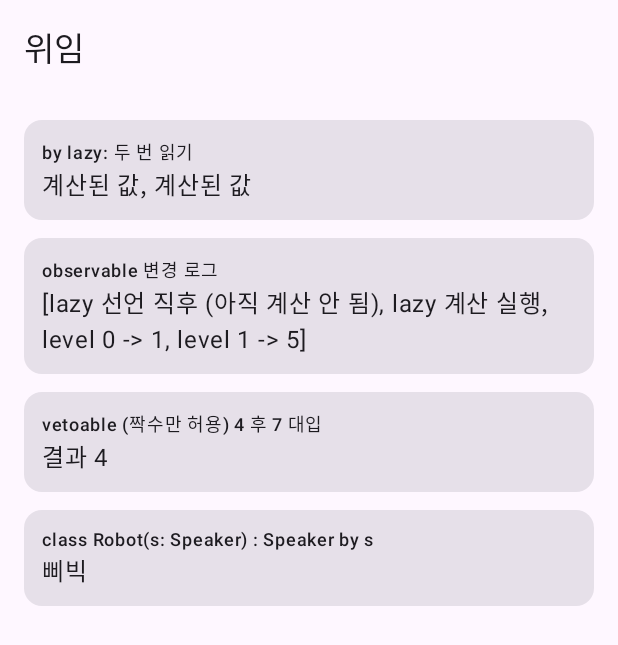
After one commit to 92hoy/kotlin_tutorial, an Android app built with Jetpack Compose: the composable DelegationDemo shown on its own in the app's theme, on a phone screen of 412 x 824 dp. The commit adds this screen. Shown: the top 645 px of the screen. Run offline under Robolectric (Android 15) with nearby library versions, the phone set to English and light mode, and no system bars.

Commit message:
feat: 위임 데모 화면 추가

```diff
--- /dev/null
+++ b/app/src/main/java/com/example/kotlintutorial/ui/demo/DelegationDemo.kt
@@ -0,0 +1,80 @@
+package com.example.kotlintutorial.ui.demo
+
+import androidx.compose.foundation.layout.Column
+import androidx.compose.foundation.layout.fillMaxWidth
+import androidx.compose.foundation.layout.padding
+import androidx.compose.material3.Card
+import androidx.compose.material3.MaterialTheme
+import androidx.compose.material3.Text
+import androidx.compose.runtime.Composable
+import androidx.compose.ui.Modifier
+import androidx.compose.ui.unit.dp
+import kotlin.properties.Delegates
+
+/** 소리를 내는 동작을 정의한 인터페이스. 클래스 위임 예시에 쓴다. */
+interface Speaker {
+    /** 소리를 문자열로 돌려준다. */
+    fun speak(): String
+}
+
+/** 기본 구현체. 위임 대상이 된다. */
+class BasicSpeaker(private val sound: String) : Speaker {
+    override fun speak(): String = sound
+}
+
+/**
+ * [Speaker]를 직접 구현하지 않고 [speaker]에 위임하는 클래스.
+ *
+ * Kotlin 포인트: `by speaker` 한 줄이면 인터페이스의 모든 메서드를 컴파일러가 전달 코드로 만들어 준다.
+ * Java는 상속하거나 모든 메서드를 손으로 전달해야 함.
+ *
+ * @param speaker 실제 동작을 맡는 객체.
+ */
+class Robot(speaker: Speaker) : Speaker by speaker
+
+/**
+ * 위임 프로퍼티 세 가지를 실행해 결과를 만든다.
+ *
+ * Kotlin 포인트: `by lazy`는 처음 읽을 때 한 번만 계산하고, `observable`은 값이 바뀔 때마다 콜백을 부른다.
+ * Java는 지연 초기화에 null 체크와 동기화를 직접 써야 하고, 변경 감지는 setter에 넣어야 함.
+ *
+ * @return 설명과 결과 쌍의 목록.
+ */
+fun delegationResults(): List<Pair<String, String>> {
+    val log = mutableListOf<String>()
+
+    val heavy: String by lazy { log += "lazy 계산 실행"; "계산된 값" }
+    log += "lazy 선언 직후 (아직 계산 안 됨)"
+    val first = heavy
+    val second = heavy
+
+    var level: Int by Delegates.observable(0) { _, old, new -> log += "level $old -> $new" }
+    level = 1
+    level = 5
+
+    var evenOnly: Int by Delegates.vetoable(0) { _, _, new -> new % 2 == 0 }
+    evenOnly = 4
+    evenOnly = 7
+
+    return listOf(
+        "by lazy: 두 번 읽기" to "$first, $second",
+        "observable 변경 로그" to log.toString(),
+        "vetoable (짝수만 허용) 4 후 7 대입" to "결과 $evenOnly",
+        "class Robot(s: Speaker) : Speaker by s" to Robot(BasicSpeaker("삐빅")).speak(),
+    )
+}
+
+/** 위임 데모 화면. 결과를 카드로 나열한다. */
+@Composable
+fun DelegationDemo() {
+    DemoScaffold("위임") {
+        delegationResults().forEach { (code, result) ->
+            Card(modifier = Modifier.fillMaxWidth()) {
+                Column(modifier = Modifier.padding(12.dp)) {
+                    Text(code, style = MaterialTheme.typography.labelMedium)
+                    Text(result, style = MaterialTheme.typography.bodyLarge)
+                }
+            }
+        }
+    }
+}
--- a/app/src/main/java/com/example/kotlintutorial/ui/navigation/Catalog.kt
+++ b/app/src/main/java/com/example/kotlintutorial/ui/navigation/Catalog.kt
@@ -4,6 +4,7 @@ import androidx.compose.runtime.Composable
 import com.example.kotlintutorial.ui.MemoScreen
 import com.example.kotlintutorial.ui.demo.CollectionDemo
 import com.example.kotlintutorial.ui.demo.CoroutineDemo
+import com.example.kotlintutorial.ui.demo.DelegationDemo
 import com.example.kotlintutorial.ui.demo.ExtensionDemo
 import com.example.kotlintutorial.ui.demo.FlowSearchDemo
 import com.example.kotlintutorial.ui.demo.ScopeFunctionDemo
@@ -88,4 +89,10 @@ val catalog: List<DemoEntry> = listOf(
         summary = "`StateFlow`, `debounce`, `combine`으로 만든 검색",
         screen = { FlowSearchDemo() },
     ),
+    DemoEntry(
+        route = "delegation",
+        title = "위임",
+        summary = "`by lazy`, `observable`, `vetoable`, 클래스 위임 `by`",
+        screen = { DelegationDemo() },
+    ),
 )
```
